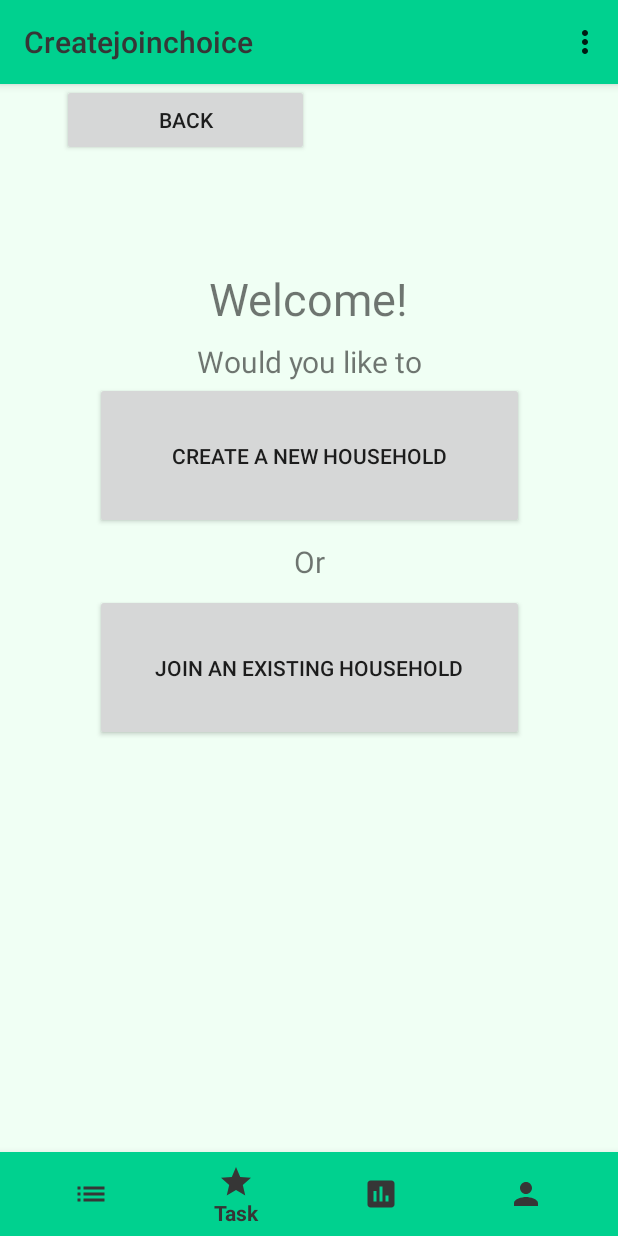
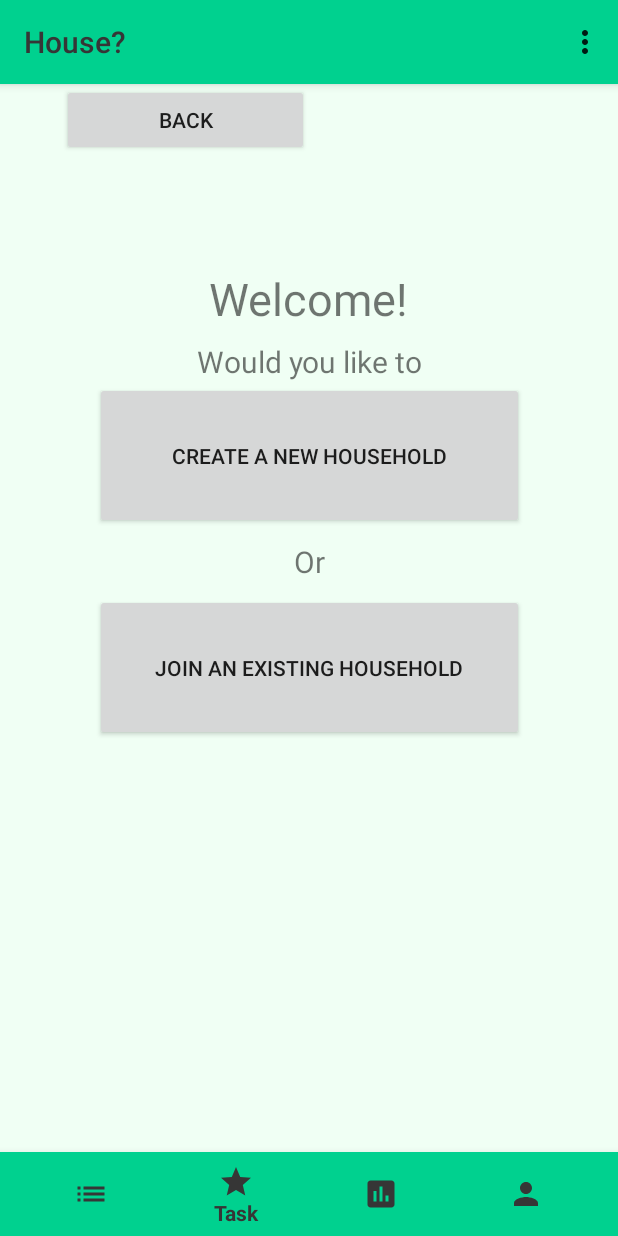
Before and after one commit to Bhusting/CSC4151-FrontEnd, an Android app: the fragment CreatejoinchoiceFragment placed in its activity, on a phone screen of 412 x 824 dp. Run offline under Robolectric (Android 15) with nearby library versions, the phone set to English and light mode, and no system bars; libraries missing offline, so code that uses them is left out: com.auth0.android; 16 statements that could not run were skipped.

Commit message:
Bug fixing for Team Share

```diff
--- a/app/src/main/AndroidManifest.xml
+++ b/app/src/main/AndroidManifest.xml
@@ -6,6 +6,7 @@
         android:allowBackup="true"
         android:label="@string/app_name"
         android:supportsRtl="true"
+        android:icon="@mipmap/tak_logo"
         android:theme="@style/Theme.AppCompat.Light.NoActionBar"
         android:networkSecurityConfig="@xml/network_security_config">
         <activity android:name=".LoginActivity"><intent-filter>
--- a/app/src/main/java/com/example/tak_frontend/MainActivity.java
+++ b/app/src/main/java/com/example/tak_frontend/MainActivity.java
@@ -115,12 +115,12 @@ public class MainActivity extends AppCompatActivity {
 
 
     public void refreshAll(){
+
         viewModel.GetAllTasks();
         viewModel.getProfile();
         viewModel.GetHouse();
         viewModel.GetTodaysChores();
         viewModel.getLeaderboard();
-
     }
 
     BottomNavigationView.OnNavigationItemSelectedListener navigationItemSelectedListener =
--- a/app/src/main/java/com/example/tak_frontend/chore/RecyclerViewAdapter.java
+++ b/app/src/main/java/com/example/tak_frontend/chore/RecyclerViewAdapter.java
@@ -16,6 +16,8 @@ import androidx.recyclerview.widget.RecyclerView;
 import com.example.tak_frontend.MVVM.ViewModel.NewTakViewModel;
 import com.example.tak_frontend.R;
 
+import java.sql.Date;
+import java.time.Instant;
 import java.util.LinkedList;
 
 public class RecyclerViewAdapter extends RecyclerView.Adapter<RecyclerViewAdapter.ViewHolder> {
@@ -46,7 +48,8 @@ public class RecyclerViewAdapter extends RecyclerView.Adapter<RecyclerViewAdapte
         final ChoreData chore = chores.get(position);
 
         holder.imageTitle.setText(chore.choreName);
-        holder.imageDate.setText(chore.completionDate);
+        holder.imageDate.setText(chore.completionTime);
+        holder.imageStatus.setText("");
         holder.options.setOnClickListener(v -> {
             PopupMenu pop = new PopupMenu(mContext, holder.options);
             pop.setOnMenuItemClickListener(item -> {
--- a/app/src/main/java/com/example/tak_frontend/createjoin/CreateFragment.java
+++ b/app/src/main/java/com/example/tak_frontend/createjoin/CreateFragment.java
@@ -45,7 +45,7 @@ public class CreateFragment extends Fragment {
     @Override
     public void onCreate(Bundle savedInstanceState) {
         super.onCreate(savedInstanceState);
-        getActivity().setTitle("createhouse");
+        getActivity().setTitle("Create a House");
     }
 
     @Override
--- a/app/src/main/java/com/example/tak_frontend/createjoin/CreatejoinchoiceFragment.java
+++ b/app/src/main/java/com/example/tak_frontend/createjoin/CreatejoinchoiceFragment.java
@@ -36,7 +36,7 @@ public class CreatejoinchoiceFragment extends Fragment {
     @Override
     public void onCreate(Bundle savedInstanceState) {
         super.onCreate(savedInstanceState);
-        getActivity().setTitle("Createjoinchoice");
+        getActivity().setTitle("House?");
     }
 
     @Override
--- a/app/src/main/java/com/example/tak_frontend/createjoin/JoinFragment.java
+++ b/app/src/main/java/com/example/tak_frontend/createjoin/JoinFragment.java
@@ -46,7 +46,7 @@ public class JoinFragment extends Fragment {
     @Override
     public void onCreate(Bundle savedInstanceState) {
         super.onCreate(savedInstanceState);
-        getActivity().setTitle("joinhouse");
+        getActivity().setTitle("Join a House");
 
     }
 
--- a/app/src/main/res/layout/activity_splash.xml
+++ b/app/src/main/res/layout/activity_splash.xml
@@ -4,7 +4,7 @@
     xmlns:tools="http://schemas.android.com/tools"
     android:layout_width="match_parent"
     android:layout_height="match_parent"
-    tools:context=".SplashActivity">
+    >
 
     <ProgressBar
         android:id="@+id/indeterminateBar"
--- a/app/src/main/res/layout/tak_card.xml
+++ b/app/src/main/res/layout/tak_card.xml
@@ -38,7 +38,7 @@
                 android:layout_height="wrap_content"
                 android:layout_alignParentTop="true"
                 android:layout_alignParentRight="true"
-                android:layout_marginTop="8dp"
+                android:layout_marginTop="16dp"
                 android:layout_marginEnd="16dp"
                 android:text="&#8942;"
                 android:textAppearance="?android:textAppearanceLarge"
@@ -50,7 +50,7 @@
                 android:layout_width="wrap_content"
                 android:layout_height="wrap_content"
                 android:layout_marginTop="16dp"
-                android:layout_marginEnd="80dp"
+                android:layout_marginEnd="32dp"
                 android:text="card_time"
                 app:layout_constraintEnd_toEndOf="parent"
                 app:layout_constraintTop_toTopOf="parent" />
@@ -71,7 +71,7 @@
                 android:layout_height="wrap_content"
                 android:layout_marginTop="16dp"
                 android:layout_marginEnd="8dp"
-                android:text="Completed by:"
+                android:text="Completed @"
                 app:layout_constraintEnd_toStartOf="@+id/card_time"
                 app:layout_constraintTop_toTopOf="parent" />
 
--- a/app/src/main/res/menu/tasks_menu.xml
+++ b/app/src/main/res/menu/tasks_menu.xml
@@ -2,13 +2,13 @@
 <menu xmlns:android="http://schemas.android.com/apk/res/android">
     <item
         android:id="@+id/default_dishwasher"
-        android:title="Dishwasher" />
+        android:title="Dishwasher (WIP)" />
     <item
         android:id="@+id/default_washer"
-        android:title="Washer" />
+        android:title="Washer (WIP)" />
     <item
         android:id="@+id/default_dryer"
-        android:title="Dryer" />
+        android:title="Dryer (WIP)" />
     <item
         android:id="@+id/new_task"
         android:title="New Task"/>
```
Also changed, not shown: app/src/main/java/com/example/tak_frontend/LoginActivity.java (+6 -6 lines), app/src/main/java/com/example/tak_frontend/chore/ChoreData.java (+9 -0 lines), app/src/main/java/com/example/tak_frontend/chore/ChoreFragment.java (+11 -2 lines), app/src/main/java/com/example/tak_frontend/chore/ChoreModal.java (+22 -2 lines), app/src/main/java/com/example/tak_frontend/profile/ProfileFragment.java (+8 -1 lines), app/src/main/java/com/example/tak_frontend/task/TaskRecyclerViewAdapter.java (+5 -3 lines).
